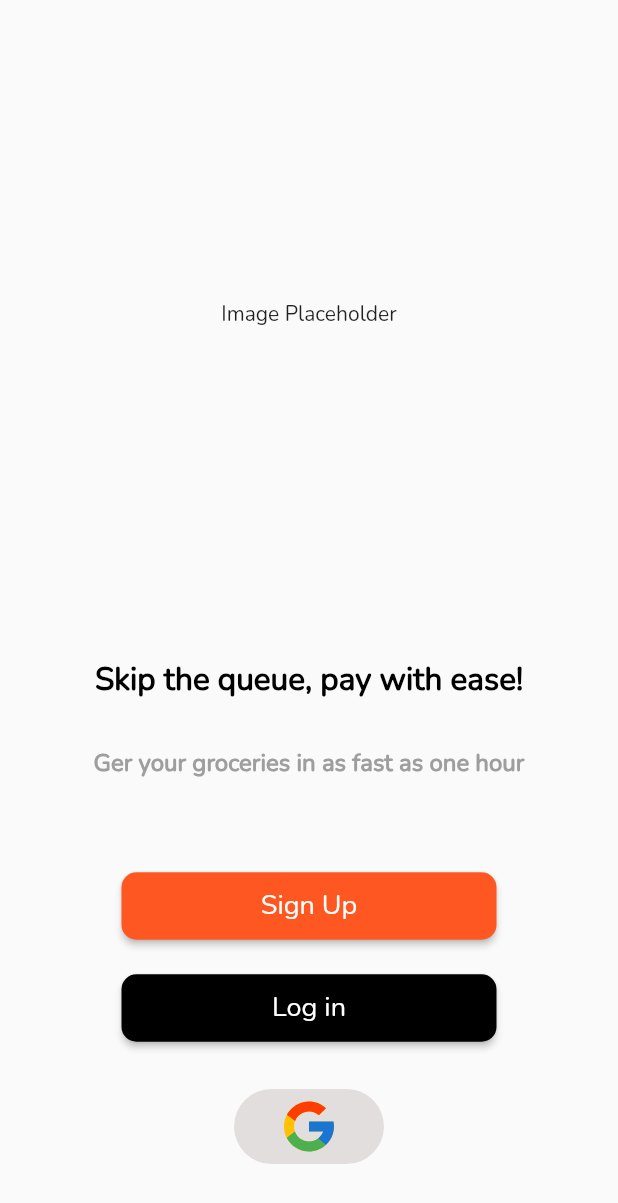
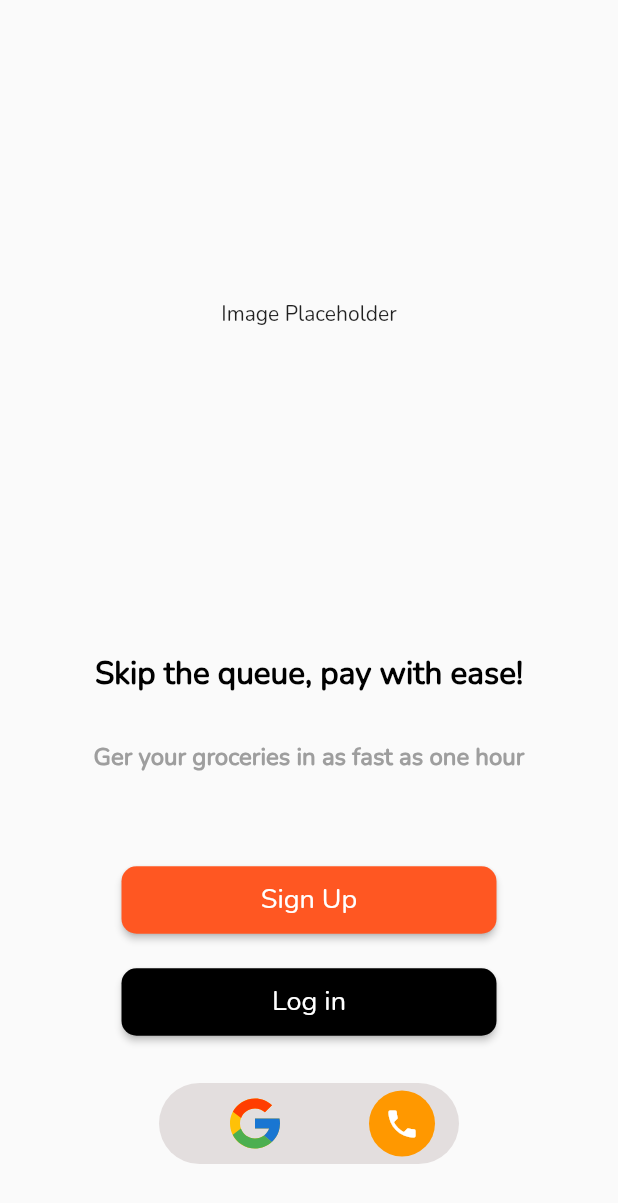
Before and after one commit to Jinks02/Queaze, a Flutter app: the GetStarted screen opened directly, on a phone screen of 412 x 824 dp. Shown: the top 1203 px of the screen. Run offline on Flutter 3.47's test engine with Material 2 defaults, Android fonts, the phone set to English and light mode, and no system bars; our stand-ins replace firebase_auth, firebase_core, flutter_svg, glassmorphism, google_sign_in, intl_phone_field and 4 more; accounts and stored records are empty.

Commit message:
phone auth bug resolved

```diff
--- a/lib/view/onBoarding/get_started_view.dart
+++ b/lib/view/onBoarding/get_started_view.dart
@@ -7,6 +7,8 @@ import 'package:queaze/view/core_screens/home_screen.dart';
 import 'package:queaze/view/login/login.dart';
 import 'package:queaze/view/login/signup.dart';
 import 'package:queaze/view_models/sign_in_with_google_view_model.dart';
+
+import '../otp_screens/otp_phone_number_view.dart';
 
 class GetStarted extends StatelessWidget {
   @override
@@ -104,7 +106,7 @@ class GetStarted extends StatelessWidget {
                     padding: const EdgeInsets.only(top: 30.0, bottom: 48),
                     child: Container(
                       padding: const EdgeInsets.symmetric(vertical: 5),
-                      width: 100,
+                      width: 200,
                       decoration: BoxDecoration(
                         color: const Color(0xffE3DEDE),
                         borderRadius: BorderRadius.circular(40),
@@ -183,27 +185,27 @@ class GetStarted extends StatelessWidget {
                                     ),
                                   ),
                           ),
-                          // Padding(
-                          //   padding: const EdgeInsets.only(left: 28.0),
-                          //   child: InkWell(
-                          //     onTap: () {
-                          //       debugPrint("phone icon clicked");
-                          //       Navigator.of(context).push(
-                          //         MaterialPageRoute(
-                          //           builder: (context) => OtpPhoneNumberView(),
-                          //         ),
-                          //       );
-                          //     },
-                          //     child: const CircleAvatar(
-                          //       backgroundColor: Colors.orange,
-                          //       radius: 22,
-                          //       child: Icon(
-                          //         Icons.phone,
-                          //         color: Colors.white,
-                          //       ),
-                          //     ),
-                          //   ),
-                          // ),
+                          Padding(
+                            padding: const EdgeInsets.only(left: 28.0),
+                            child: InkWell(
+                              onTap: () {
+                                debugPrint("phone icon clicked");
+                                Navigator.of(context).push(
+                                  MaterialPageRoute(
+                                    builder: (context) => OtpPhoneNumberView(),
+                                  ),
+                                );
+                              },
+                              child: const CircleAvatar(
+                                backgroundColor: Colors.orange,
+                                radius: 22,
+                                child: Icon(
+                                  Icons.phone,
+                                  color: Colors.white,
+                                ),
+                              ),
+                            ),
+                          ),
                         ],
                       ),
                     ),
--- a/lib/view_models/otp_auth_view_model.dart
+++ b/lib/view_models/otp_auth_view_model.dart
@@ -24,7 +24,7 @@ class OtpAuthViewModel extends ChangeNotifier {
   Future<String?> verifyPhoneNumber(String phoneNumber) async {
     try {
       setLoading(true);
-      verificationId = authService.signInWithPhoneNumber(phoneNumber);
+      await authService.signInWithPhoneNumber(phoneNumber).then((value) => verificationId = value);
       log("view model ver id= ${verificationId.isEmpty}");
       setLoading(false);
     } catch (e) {
--- a/lib/view_models/services/auth_service.dart
+++ b/lib/view_models/services/auth_service.dart
@@ -7,7 +7,7 @@ abstract class AuthService {
 
   Future<UserCredential?> signInWithGoogle();
 
-  String signInWithPhoneNumber(String phoneNumber);
+  Future<String> signInWithPhoneNumber(String phoneNumber);
 
   Future<UserCredential?> signInWithOTP(String verificationId, String smsCode);
 
```
Also changed, not shown: lib/view/otp_screens/otp_phone_number_view.dart (+5 -3 lines), lib/view_models/services/auth_service_impl.dart (+8 -10 lines).
